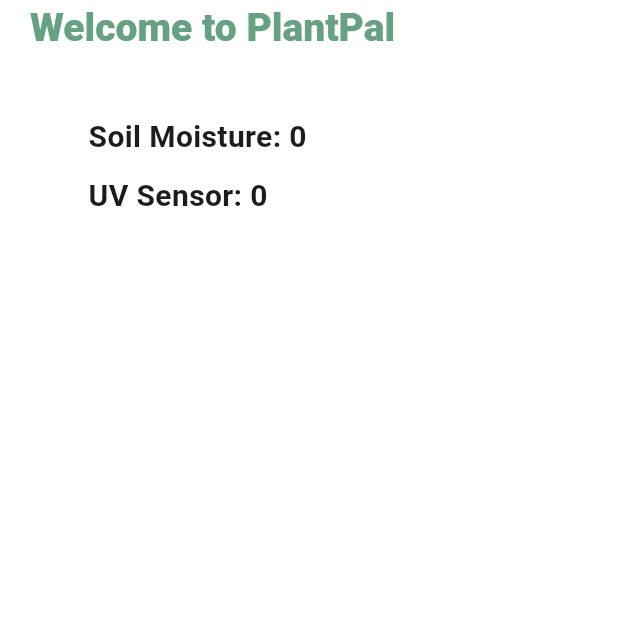
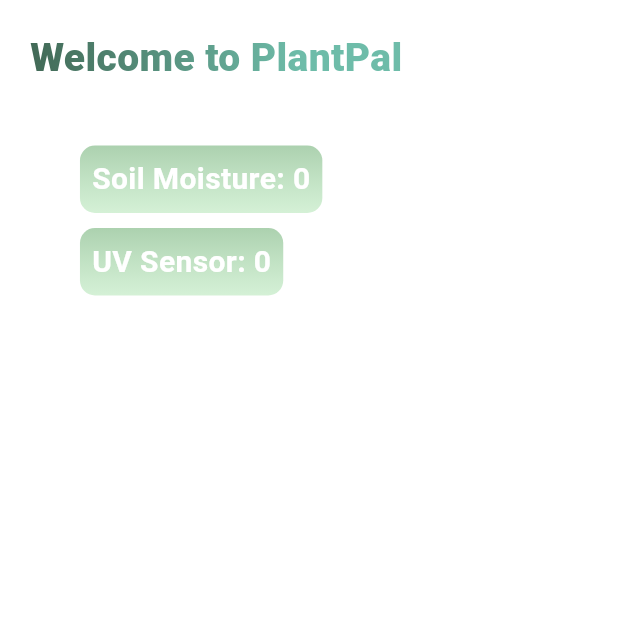
Before and after one commit to SebastianDion/PlantPal, a Flutter app: the Homepage screen opened directly, on a phone screen of 412 x 824 dp, the top half of it. Run offline on Flutter 3.47's test engine with Material 3 defaults, Android fonts, the phone set to English and light mode, and no system bars; our stand-ins replace firebase_core, firebase_database; accounts and stored records are empty.

Commit message:
firebase connected and status message + other deco

```diff
--- a/lib/main.dart
+++ b/lib/main.dart
@@ -4,19 +4,12 @@ import 'package:firebase_core/firebase_core.dart';
 import 'firebase_options.dart';
 
 void main() async {
-  // Ensure WidgetsFlutterxBinding is initialized
   WidgetsFlutterBinding.ensureInitialized();
-
-  // Initialize Firebase (only once)
   try {
-    await Firebase.initializeApp(
-      options: DefaultFirebaseOptions
-          .currentPlatform, // Ensure this points to the correct Firebase options
-    );
+    await Firebase.initializeApp();
   } catch (e) {
     print('Error initializing Firebase: $e');
   }
-
   runApp(MyApp());
 }
 
--- a/lib/pages/homePage.dart
+++ b/lib/pages/homePage.dart
@@ -9,9 +9,8 @@ class Homepage extends StatefulWidget {
 }
 
 class _HomepageState extends State<Homepage> {
-  // Update _database initialization with the correct URL
-  final DatabaseReference _database = FirebaseDatabase.instance
-      .refFromURL('https://plantpal-ff2b6-default-rtdb.asia-southeast1.firebasedatabase.app/');
+  final DatabaseReference _database = FirebaseDatabase.instance.refFromURL(
+      'https://plantpal-ff2b6-default-rtdb.asia-southeast1.firebasedatabase.app/');
 
   int soilMoisture = 0;
   int uvSensor = 0;
@@ -19,12 +18,13 @@ class _HomepageState extends State<Homepage> {
   @override
   void initState() {
     super.initState();
-    fetchData();  // Call fetchData here for a one-time retrieval
-    _listenToFirebase();  // Set up real-time updates
+    fetchData(); // Call fetchData here for a one-time retrieval
+    _listenToFirebase(); // Set up real-time updates
   }
 
-  // Function to fetch data once
-  void fetchData() async {
+  // Function to fetch data once with error handling
+  Future<void> fetchData() async {
+    try {
       final snapshot = await _database.child('sensorData').get();
       if (snapshot.exists) {
         final data = Map<String, dynamic>.from(snapshot.value as Map);
@@ -37,17 +37,25 @@ class _HomepageState extends State<Homepage> {
       } else {
         print('No data found at sensorData path');
       }
+    } catch (error) {
+      print('Error fetching data: $error');
+    }
   }
 
-  // Real-time listener
+  // Real-time listener with optimized setState
   void _listenToFirebase() {
     _database.child('sensorData').onValue.listen((event) {
       final data = event.snapshot.value;
       if (data != null && data is Map) {
+        final newSoilMoisture = data['soilMoisture'] as int? ?? 0;
+        final newUvSensor = data['uvSensor'] as int? ?? 0;
+
+        if (newSoilMoisture != soilMoisture || newUvSensor != uvSensor) {
           setState(() {
-          soilMoisture = data['soilMoisture'] as int? ?? 0;
-          uvSensor = data['uvSensor'] as int? ?? 0;
+            soilMoisture = newSoilMoisture;
+            uvSensor = newUvSensor;
           });
+        }
       } else {
         print('Unexpected data type: ${data.runtimeType}');
       }
@@ -63,40 +71,112 @@ class _HomepageState extends State<Homepage> {
         child: Column(
           mainAxisSize: MainAxisSize.max,
           children: [
-            const Padding(
-              padding: EdgeInsetsDirectional.fromSTEB(20, 0, 0, 0),
+            Padding(
+                padding: const EdgeInsetsDirectional.fromSTEB(20, 20, 0, 0),
                 child: Text(
                   'Welcome to PlantPal',
                   style: TextStyle(
                     fontFamily: 'Roboto',
-                  color: Color(0xFF67A184),
                     fontSize: 26,
-                  letterSpacing: 0.0,
                     fontWeight: FontWeight.w800,
+                    foreground: Paint()
+                      ..shader = const LinearGradient(
+                        colors: [
+                          Color.fromARGB(255, 61, 96, 77),
+                          Color.fromARGB(255, 110, 188, 169)
+                        ],
+                        begin: Alignment.centerLeft,
+                        end: Alignment.centerRight,
+                      ).createShader(const Rect.fromLTWH(0, 0, 200, 70)),
                   ),
-              ),
-            ),
+                )),
             const SizedBox(height: 20),
             Padding(
               padding: const EdgeInsets.all(20.0),
               child: Column(
                 crossAxisAlignment: CrossAxisAlignment.start,
                 children: [
-                  Text(
+                  Container(
+                    padding: EdgeInsets.all(8.0),
+                    decoration: BoxDecoration(
+                      color: Color(0xFFACD1AF),
+                      borderRadius: BorderRadius.circular(10.0),
+                      gradient: const LinearGradient(
+      begin: Alignment.topCenter,     // Start the gradient at the top
+      end: Alignment.bottomCenter,    // End the gradient at the bottom
+      colors: [
+        Color(0xFFACD1AF),                  // Start color at the top
+        Color.fromARGB(217, 205, 238, 207),                   // End color at the bottom
+      ],
+    ),
+                    ),
+                    child: Text(
                       'Soil Moisture: $soilMoisture',
                       style: const TextStyle(
+                        color: Colors.white,
                         fontSize: 20,
                         fontWeight: FontWeight.bold,
                       ),
                     ),
+                  ),
                   const SizedBox(height: 10),
-                  Text(
+                  Container(
+                    padding: EdgeInsets.all(8.0),
+                    decoration: BoxDecoration(
+                      color: Color(0xFFACD1AF),
+                      borderRadius: BorderRadius.circular(10.0),
+                        gradient: const LinearGradient(
+      begin: Alignment.topCenter,     // Start the gradient at the top
+      end: Alignment.bottomCenter,    // End the gradient at the bottom
+      colors: [
+        Color(0xFFACD1AF),                  // Start color at the top
+        Color.fromARGB(217, 205, 238, 207),                  // End color at the bottom
+      ],
+    ),
+                    ),
+                    child: Text(
                       'UV Sensor: $uvSensor',
                       style: const TextStyle(
                         fontSize: 20,
+                        color: Colors.white,
                         fontWeight: FontWeight.bold,
                       ),
                     ),
+                  ),
+                  const SizedBox(height: 10),
+                if (uvSensor > 1000) // Conditional display of "PUMP OFF"
+                 Row(
+  children: [
+    // Pump Status Label
+    // Text(
+    //   'Pump Status:',
+    //   style: TextStyle(
+    //     fontSize: 20,
+    //     fontWeight: FontWeight.w600,
+    //     color: Colors.black,
+    //   ),
+    // ),
+    // const SizedBox(width: 10), // Add space between label and container
+
+    // Pump Status Container
+    Container(
+      padding: EdgeInsets.all(8.0),
+      decoration: BoxDecoration(
+        color: uvSensor > 1000 ? Colors.red[100] : Colors.green[100], // Background color to indicate status
+        borderRadius: BorderRadius.circular(10.0),
+      ),
+      child: Text(
+        uvSensor > 1000 ? 'pump OFF' : 'pump ON',
+        style: TextStyle(
+          color: uvSensor > 1000 ? Colors.red : Colors.green,
+          fontSize: 24,
+          fontWeight: FontWeight.bold,
+        ),
+      ),
+    ),
+  ],
+)
+
                 ],
               ),
             ),
--- a/pubspec.yaml
+++ b/pubspec.yaml
@@ -31,8 +31,8 @@ dependencies:
   flutter:
     sdk: flutter
 
-  firebase_core : ^3.6.0
-  firebase_database: ^11.1.5
+  firebase_core : ^3.8.0
+  firebase_database: ^11.1.6
 
   # The following adds the Cupertino Icons font to your application.
   # Use with the CupertinoIcons class for iOS style icons.
```
Also changed, not shown: pubspec.lock, 1 other file. Lines whose indentation alone changed are shown as unchanged.
